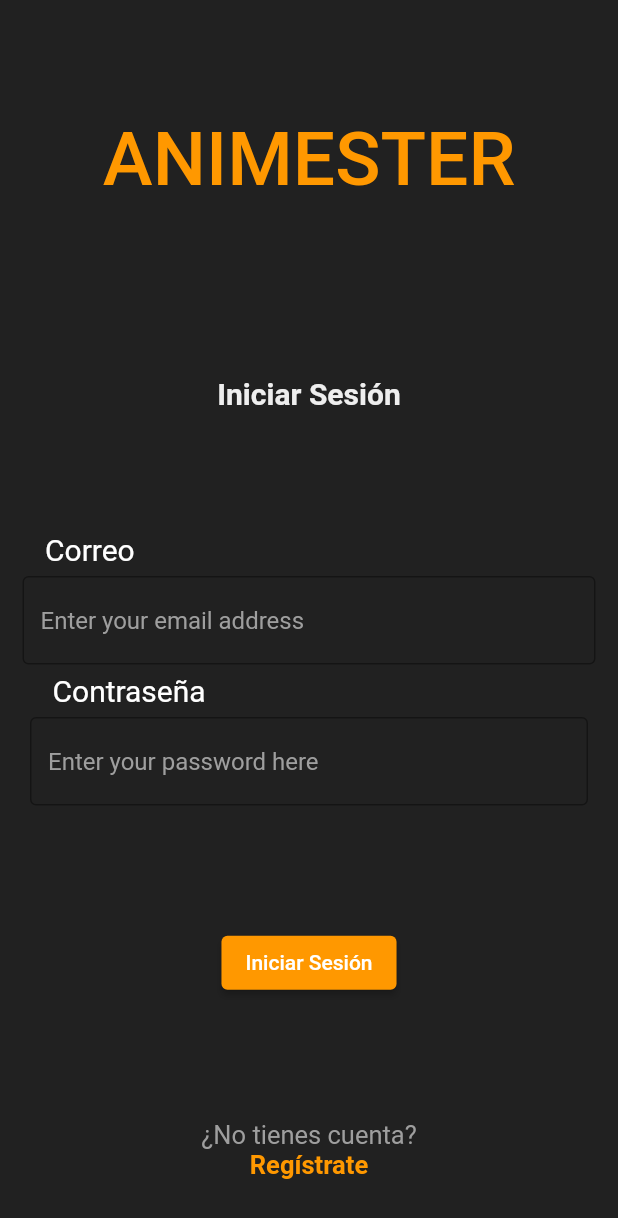
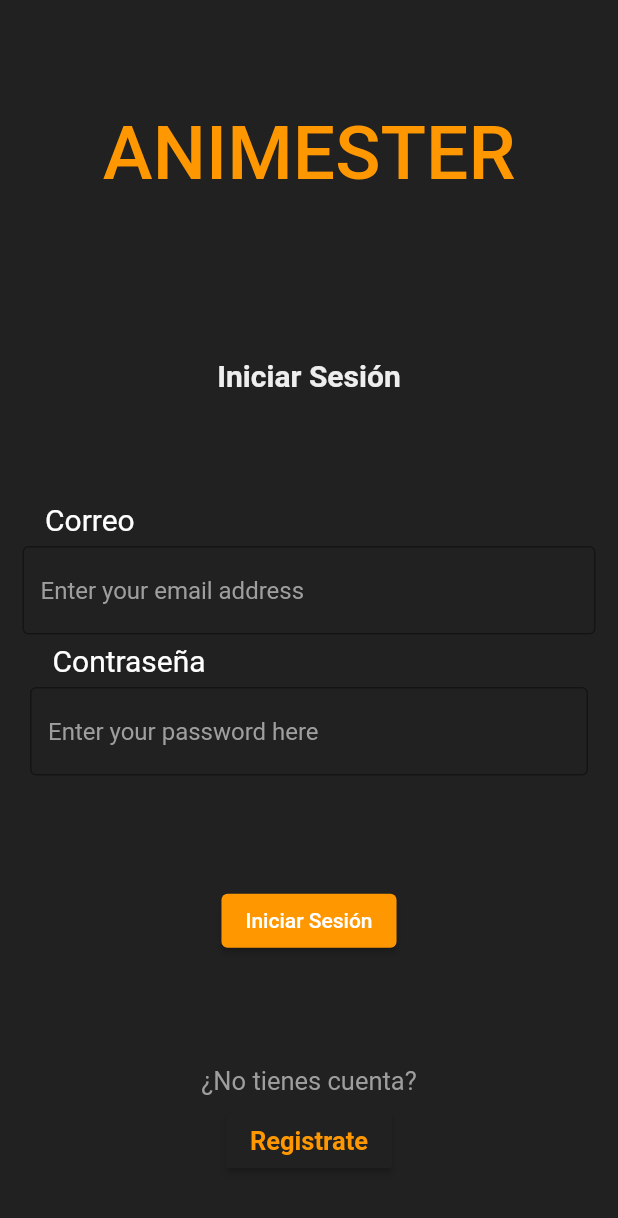
Before and after one commit to WilsonRamos123/animester, a Flutter app: the screen it shows after launch, on a phone screen of 412 x 824 dp. Shown: the top 1218 px of the screen. Run offline on Flutter 3.47's test engine with Material 2 defaults, Android fonts, the phone set to English and light mode, and no system bars.

Commit message:
brazo1 listo

```diff
--- a/lib/src/app.dart
+++ b/lib/src/app.dart
@@ -1,8 +1,11 @@
 import 'package:flutter/material.dart';
 import 'package:flutter_application_1/src/pages/home_page.dart';
-class MyApp extends StatelessWidget{
+
+// import 'pages/register_page.dart';
+
+class MyApp extends StatelessWidget {
   @override
-  Widget build(context){
+  Widget build(context) {
     return MaterialApp(
       home: Center(
         child: HomePage(),
--- a/lib/src/pages/home_page.dart
+++ b/lib/src/pages/home_page.dart
@@ -1,6 +1,9 @@
 import 'package:flutter/material.dart';
+import 'package:flutter_application_1/src/pages/register_page.dart';
 
 class HomePage extends StatelessWidget {
+  const HomePage({Key? key}) : super(key: key);
+
   @override
   Widget build(BuildContext context) {
     return Scaffold(
@@ -17,7 +20,10 @@ class HomePage extends StatelessWidget {
                 )),
             Text(
               "Iniciar Sesión",
-              style: TextStyle(color: Colors.grey[200], fontSize: 20, fontWeight: FontWeight.bold),
+              style: TextStyle(
+                  color: Colors.grey[200],
+                  fontSize: 20,
+                  fontWeight: FontWeight.bold),
             ),
             Column(
               children: [
@@ -87,14 +93,38 @@ class HomePage extends StatelessWidget {
             ),
             Column(
               children: [
-                Text("¿No tienes cuenta?", style: TextStyle(fontSize: 17,
-                  color: Colors.grey[500],)),
-                Text(
-                  "Regístrate",
-                  style: TextStyle(fontSize: 17,
-                  color: Colors.orange,
-                  fontWeight: FontWeight.w700),
-                )
+                Text("¿No tienes cuenta?",
+                    style: TextStyle(
+                      fontSize: 17,
+                      color: Colors.grey[500],
+                    )),
+                Padding(
+                    padding: const EdgeInsets.symmetric(vertical: 6.0),
+                    // ignore: deprecated_member_use
+                    child: RaisedButton(
+                      color: Colors.grey.shade900,
+                      onPressed: () {
+                        Navigator.push(
+                          context,
+                          MaterialPageRoute(
+                              builder: (context) => const RegisterPage()),
+                        );
+                      },
+                      child: const Text(
+                        "Registrate",
+                        style: TextStyle(
+                            fontSize: 17,
+                            color: Colors.orange,
+                            fontWeight: FontWeight.w700),
+                      ),
+                    ))
+                // Text(
+                //   "Regístrate",
+                //   style: TextStyle(
+                //       fontSize: 17,
+                //       color: Colors.orange,
+                //       fontWeight: FontWeight.w700),
+                // )
               ],
             )
           ], mainAxisAlignment: MainAxisAlignment.spaceAround),
--- a/pubspec.yaml
+++ b/pubspec.yaml
@@ -28,6 +28,7 @@ dependencies:
   # The following adds the Cupertino Icons font to your application.
   # Use with the CupertinoIcons class for iOS style icons.
   cupertino_icons: ^1.0.2
+  get: ^4.5.1
 
 dev_dependencies:
   flutter_test:
```
Also changed, not shown: pubspec.lock.
